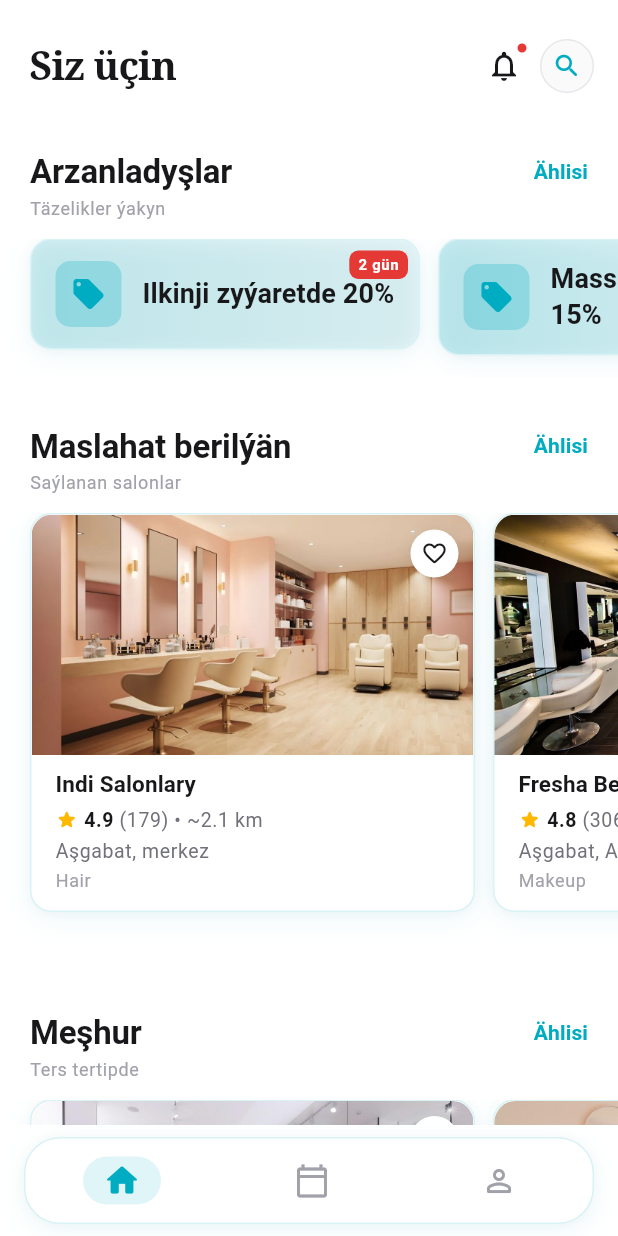
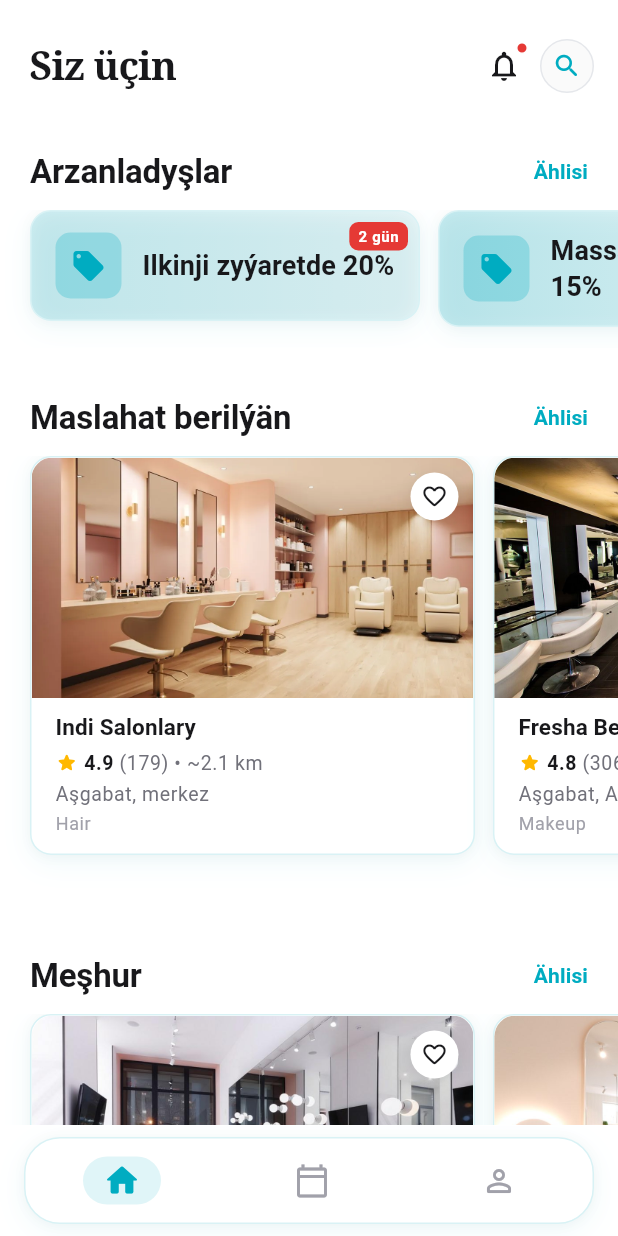
Before and after one commit to pllp070809-max/Parla, a Flutter app: the screen it shows after launch, on a phone screen of 412 x 824 dp. Run offline on Flutter 3.47's test engine with Material 3 defaults, Android fonts, the phone set to English and light mode, and no system bars; our stand-ins replace flutter_map, flutter_riverpod, geolocator, latlong2, shared_preferences; Roboto replaces fonts that are missing (Roobert).

Commit message:
ui: remove section subtitle texts from home_screen

```diff
--- a/parla_app/lib/screens/home_screen.dart
+++ b/parla_app/lib/screens/home_screen.dart
@@ -120,11 +120,6 @@ class HomeScreen extends ConsumerWidget {
                     crossAxisAlignment: CrossAxisAlignment.start,
                     children: [
                       _sectionHeader(context, tt, 'Arzanladyşlar', toDeals: true),
-                      const SizedBox(height: 2),
-                      Text(
-                        'Täzelikler ýakyn',
-                        style: tt.bodySmall?.copyWith(color: kTextTertiary, fontSize: 12),
-                      ),
                     ],
                   ),
                 ),
@@ -185,11 +180,6 @@ class HomeScreen extends ConsumerWidget {
                       crossAxisAlignment: CrossAxisAlignment.start,
                       children: [
                         _sectionHeader(context, tt, 'Maslahat berilýän'),
-                        const SizedBox(height: 2),
-                        Text(
-                          'Saýlanan salonlar',
-                          style: tt.bodySmall?.copyWith(color: kTextTertiary, fontSize: 12),
-                        ),
                       ],
                     ),
                   ),
@@ -207,11 +197,6 @@ class HomeScreen extends ConsumerWidget {
                       crossAxisAlignment: CrossAxisAlignment.start,
                       children: [
                         _sectionHeader(context, tt, 'Meşhur'),
-                        const SizedBox(height: 2),
-                        Text(
-                          'Ters tertipde',
-                          style: tt.bodySmall?.copyWith(color: kTextTertiary, fontSize: 12),
-                        ),
                       ],
                     ),
                   ),
@@ -229,11 +214,6 @@ class HomeScreen extends ConsumerWidget {
                       crossAxisAlignment: CrossAxisAlignment.start,
                       children: [
                         _sectionHeader(context, tt, 'Täze Parla-da'),
-                        const SizedBox(height: 2),
-                        Text(
-                          'Saýlanan salonlar',
-                          style: tt.bodySmall?.copyWith(color: kTextTertiary, fontSize: 12),
-                        ),
                       ],
                     ),
                   ),
```
